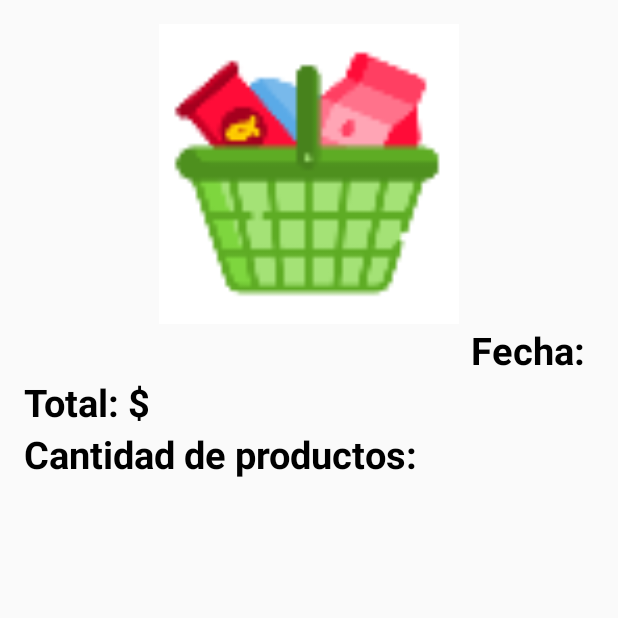
After one commit to MartinCJ08/UKart, an Android app: the ShoppingDescriptionActivity screen opened directly, with no data from a screen before it, on a phone screen of 412 x 824 dp, the top half of it. The commit adds this screen. Run offline under Robolectric (Android 15) with nearby library versions, the phone set to English and light mode, and no system bars; our stand-ins replace Firebase (no records; nobody signed in at launch, a user with empty details on screens opened directly).

Commit message:
ShoppingDesc Layout and Constants

```diff
--- a/UKartApp/app/src/main/java/com/example/ukartapp/Activities/DescriptionActivity.java
+++ b/UKartApp/app/src/main/java/com/example/ukartapp/Activities/ProductDescriptionActivity.java
@@ -15,7 +15,7 @@ import android.widget.TextView;
 
 import com.example.ukartapp.R;
 
-public class DescriptionActivity extends AppCompatActivity {
+public class ProductDescriptionActivity extends AppCompatActivity {
 
     private ImageView imgDesc;
     private TextView txtDescName, txtDescPrice, txtDescInfo;
@@ -24,7 +24,7 @@ public class DescriptionActivity extends AppCompatActivity {
     @Override
     protected void onCreate(Bundle savedInstanceState) {
         super.onCreate(savedInstanceState);
-        setContentView(R.layout.activity_description);
+        setContentView(R.layout.activity_product_description);
 
         imgDesc = findViewById(R.id.imgDesc);
         txtDescName = findViewById(R.id.txtDescName);
--- /dev/null
+++ b/UKartApp/app/src/main/java/com/example/ukartapp/Activities/ShoppingDescriptionActivity.java
@@ -0,0 +1,36 @@
+package com.example.ukartapp.Activities;
+
+import androidx.appcompat.app.AppCompatActivity;
+
+import android.os.Bundle;
+import android.widget.ListView;
+import android.widget.TextView;
+import android.widget.Toast;
+
+import com.example.ukartapp.R;
+import com.google.firebase.database.DatabaseReference;
+import com.google.firebase.database.FirebaseDatabase;
+
+public class ShoppingDescriptionActivity extends AppCompatActivity {
+
+    private FirebaseDatabase firebaseDatabase;
+    private DatabaseReference databaseReference;
+
+    private TextView txtDate, txtQuantity, txtPrice;
+    private ListView listView;
+
+    private Bundle bundle;
+
+    @Override
+    protected void onCreate(Bundle savedInstanceState) {
+        super.onCreate(savedInstanceState);
+        setContentView(R.layout.activity_shopping_description);
+
+        bundle = getIntent().getExtras();
+
+        txtDate = findViewById(R.id.txtShopDescDate);
+        txtPrice = findViewById(R.id.txtShopDescPrice);
+        txtQuantity = findViewById(R.id.txtShopDescQuantity);
+        listView = findViewById(R.id.listShopping);
+    }
+}
--- a/UKartApp/app/src/main/java/com/example/ukartapp/Activities/SignInActivity.java
+++ b/UKartApp/app/src/main/java/com/example/ukartapp/Activities/SignInActivity.java
@@ -13,6 +13,7 @@ import android.widget.TextView;
 import android.widget.Toast;
 
 import com.example.ukartapp.R;
+import com.example.ukartapp.Utils.Constants;
 import com.google.android.gms.tasks.OnCompleteListener;
 import com.google.android.gms.tasks.Task;
 import com.google.firebase.auth.AuthResult;
@@ -34,7 +35,7 @@ public class SignInActivity extends AppCompatActivity {
     private String sEmail = "";
 
     private FirebaseDatabase database = FirebaseDatabase.getInstance();
-    private DatabaseReference reference = database.getReference("usuarios");
+    private DatabaseReference reference = database.getReference(Constants.USERS_PATH);
 
     @Override
     protected void onCreate(Bundle savedInstanceState) {
@@ -94,7 +95,7 @@ public class SignInActivity extends AppCompatActivity {
                         if (task.isSuccessful()) {
                             FirebaseUser user = mAuth.getCurrentUser();
 
-                            Query query = reference.orderByChild("correo").equalTo(email);
+                            Query query = reference.orderByChild(Constants.USER_EMAIL).equalTo(email);
 
                             query.addListenerForSingleValueEvent(new ValueEventListener() {
                                 @Override
--- a/UKartApp/app/src/main/java/com/example/ukartapp/Activities/SignUpActivity.java
+++ b/UKartApp/app/src/main/java/com/example/ukartapp/Activities/SignUpActivity.java
@@ -11,6 +11,7 @@ import android.widget.Toast;
 
 import com.example.ukartapp.Models.Usuario;
 import com.example.ukartapp.R;
+import com.example.ukartapp.Utils.Constants;
 import com.google.android.gms.tasks.OnCompleteListener;
 import com.google.android.gms.tasks.Task;
 import com.google.firebase.auth.AuthResult;
@@ -23,7 +24,7 @@ public class SignUpActivity extends AppCompatActivity {
     private FirebaseAuth mAuth;
 
     FirebaseDatabase database = FirebaseDatabase.getInstance();
-    DatabaseReference myRef = database.getReference("usuarios");
+    DatabaseReference myRef = database.getReference(Constants.USERS_PATH);
 
     private Button btnSignReg;
     private EditText etxtEmailSign, etxtPassSign, etxtPassSign2, etxtNomSign, etxtApeSign, etxtPhoneSign;
--- a/UKartApp/app/src/main/res/layout/activity_description.xml
+++ b/UKartApp/app/src/main/res/layout/activity_product_description.xml
@@ -4,7 +4,7 @@
     xmlns:tools="http://schemas.android.com/tools"
     android:layout_width="match_parent"
     android:layout_height="match_parent"
-    tools:context=".Activities.DescriptionActivity"
+    tools:context=".Activities.ProductDescriptionActivity"
     android:orientation="vertical"
     android:padding="16dp">
 
--- /dev/null
+++ b/UKartApp/app/src/main/res/layout/activity_shopping_description.xml
@@ -0,0 +1,52 @@
+<?xml version="1.0" encoding="utf-8"?>
+<LinearLayout xmlns:android="http://schemas.android.com/apk/res/android"
+    xmlns:app="http://schemas.android.com/apk/res-auto"
+    xmlns:tools="http://schemas.android.com/tools"
+    android:layout_width="match_parent"
+    android:layout_height="match_parent"
+    tools:context=".Activities.ShoppingDescriptionActivity"
+    android:padding="16dp"
+    android:orientation="vertical">
+
+    <ImageView
+        android:id="@+id/imgShopDesc"
+        android:layout_width="200dp"
+        android:layout_height="200dp"
+        android:layout_gravity="center"
+        android:src="@mipmap/ic_basket"/>
+
+    <TextView
+        android:id="@+id/txtShopDescDate"
+        android:layout_width="wrap_content"
+        android:layout_height="wrap_content"
+        android:text="Fecha: "
+        android:textStyle="bold"
+        android:textSize="25dp"
+        android:layout_gravity="right"
+        android:textColor="#000"/>
+
+    <TextView
+        android:id="@+id/txtShopDescPrice"
+        android:layout_width="wrap_content"
+        android:layout_height="wrap_content"
+        android:text="Total: $"
+        android:textStyle="bold"
+        android:textSize="25dp"
+        android:textColor="#000"/>
+
+    <TextView
+        android:id="@+id/txtShopDescQuantity"
+        android:layout_width="wrap_content"
+        android:layout_height="wrap_content"
+        android:text="Cantidad de productos: "
+        android:textStyle="bold"
+        android:textSize="25dp"
+        android:textColor="#000"/>
+
+    <ListView
+        android:id="@+id/listShopping"
+        android:layout_width="match_parent"
+        android:layout_height="0dp"
+        android:layout_weight="1"/>
+
+</LinearLayout>
--- a/UKartApp/app/src/main/res/layout/fragment_conf.xml
+++ b/UKartApp/app/src/main/res/layout/fragment_conf.xml
@@ -3,7 +3,8 @@
     xmlns:tools="http://schemas.android.com/tools"
     android:layout_width="match_parent"
     android:layout_height="match_parent"
-    tools:context=".Fragments.ConfFragment">
+    tools:context=".Fragments.ConfFragment"
+    android:padding="16dp">
 
 
     <LinearLayout
```
Also changed, not shown: UKartApp/app/src/main/AndroidManifest.xml (+8 -8 lines), UKartApp/app/src/main/java/com/example/ukartapp/Fragments/ConfFragment.java (+8 -7 lines), UKartApp/app/src/main/java/com/example/ukartapp/Fragments/HomeFragment.java (+25 -4 lines), UKartApp/app/src/main/java/com/example/ukartapp/Utils/Constants.java (added, +30 -0 lines), UKartApp/app/build.gradle (line endings or trailing spaces).
